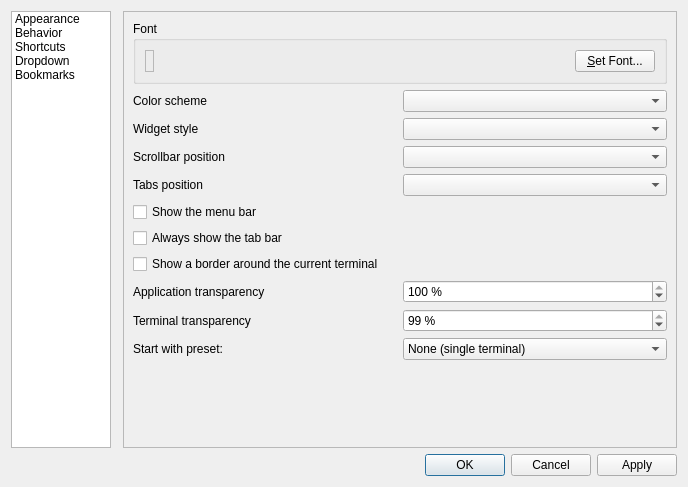
This is src/forms/propertiesdialog.ui in lxqt/qterminal as Qt 5 draws it before an edit. The edited form follows.
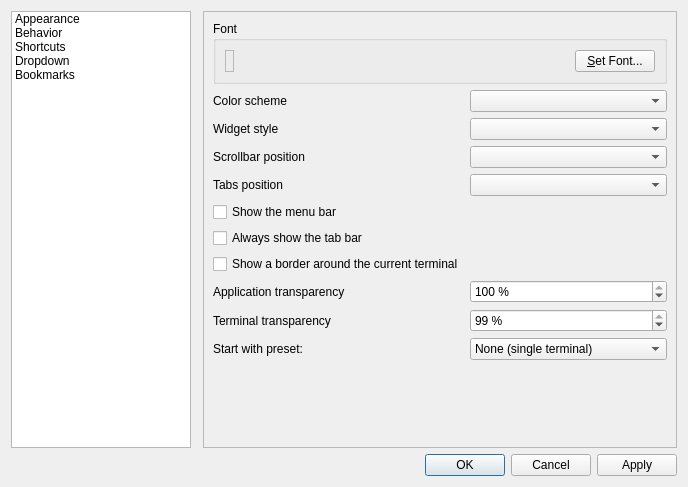
This is the edited form.

Commit message: Make the left column expandable to get more space for translated text.

```diff
--- a/src/forms/propertiesdialog.ui
+++ b/src/forms/propertiesdialog.ui
@@ -40,7 +40,7 @@
      </property>
      <property name="maximumSize">
       <size>
-       <width>100</width>
+       <width>180</width>
        <height>16777215</height>
       </size>
      </property>
```
